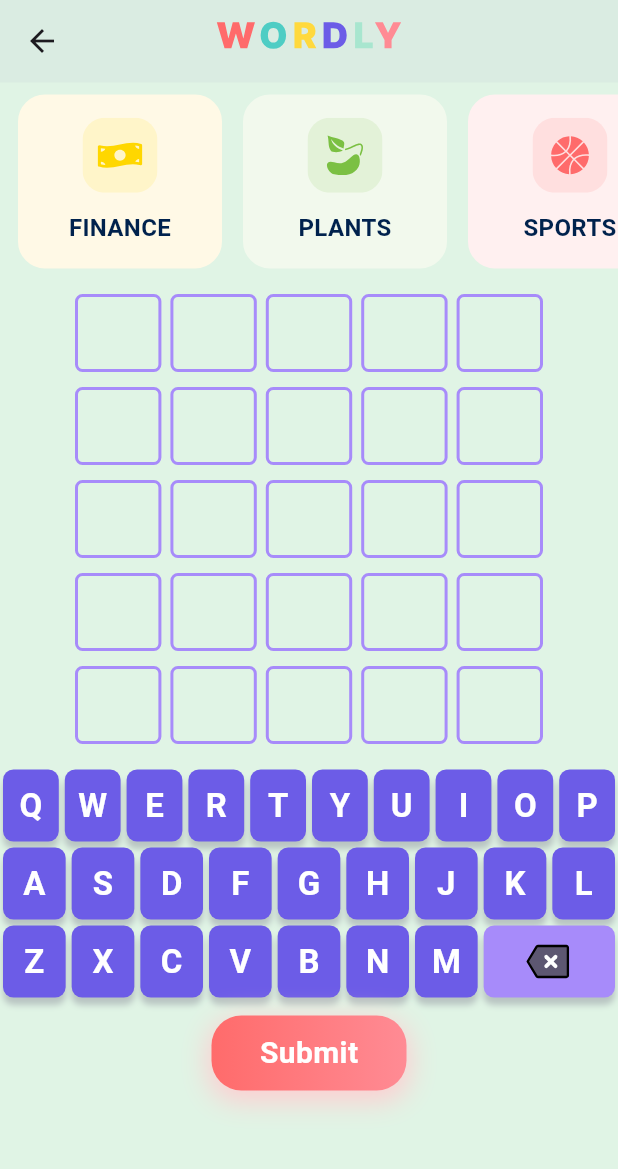
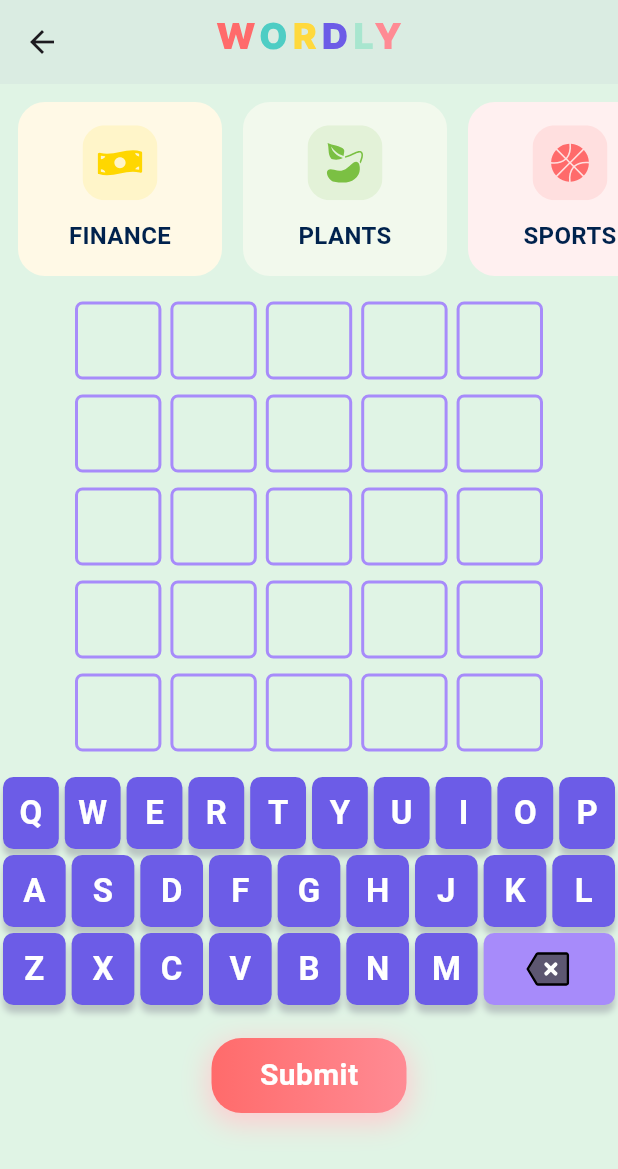
Before and after one commit to Pinkisingh13/wordly, a Flutter app: the HomeScreen screen opened by its route, on a phone screen of 412 x 824 dp. Shown: the top 1169 px of the screen. Run offline on Flutter 3.47's test engine with Material 3 defaults, Android fonts, the phone set to English and light mode, and no system bars; drawn by our look-alikes of flutter_animate; our stand-ins replace flutter_svg, lottie.

Commit message:
Remove: Reset Button Code

```diff
--- a/lib/main.dart
+++ b/lib/main.dart
@@ -32,9 +32,9 @@ class MyApp extends StatelessWidget {
         navigatorKey: navigatorKey,
         title: "Wordly",
         debugShowCheckedModeBanner: false,
-        // initialRoute: '/splashscreen',
+        initialRoute: '/splashscreen',
         // initialRoute: '/winscreen',
-        initialRoute: '/gameoverscreen',
+        // initialRoute: '/gameoverscreen',
 
         routes: {
           '/splashscreen': (context)=> SplashScreen(),
--- a/lib/views/HomeScreen/home_screen.dart
+++ b/lib/views/HomeScreen/home_screen.dart
@@ -28,20 +28,11 @@ class HomeScreen extends StatelessWidget {
 
       // backgroundColor: const Color(0xffF5FFFA),
       appBar: AppBar(
-        toolbarHeight: 55,
         elevation: 1,
         actionsPadding: EdgeInsets.only(right: 10),
         centerTitle: true,
-
-        // Remove Reset Button
-        // leading: IconButton(
-        //   onPressed: () => context.read<GameController>().resetGame(context),
-        //   icon: Icon(Icons.restart_alt, color: Color(0xffFF6B6B)),
-        // ),
         title: SvgPicture.asset('assets/wordly_name_logo.svg'),
-        // backgroundColor: Color(0xffE8E7E2),
         backgroundColor: Color(0xffE0F4E5),
-        // backgroundColor: const Color(0xffF5FFFA),
       ),
       body: SafeArea(
         child: Consumer<GameController>(
@@ -50,7 +41,7 @@ class HomeScreen extends StatelessWidget {
               child: Column(
                 children: [
                   Container(
-                    margin: EdgeInsets.only(top: 6),
+                    margin: EdgeInsets.only(top: 10),
                     height: 120,
 
                     child: ListView.builder(
@@ -91,7 +82,7 @@ class HomeScreen extends StatelessWidget {
                       value.handleChange(key, context);
                     },
                   ),
-                  SizedBox(height: 10),
+                  SizedBox(height: 20),
                   _buildButton(
                     "Submit",
 
--- a/lib/views/win_screen.dart
+++ b/lib/views/win_screen.dart
@@ -231,7 +231,7 @@ class WinDetailsWidget extends StatelessWidget {
             color: Color(0xffE5F9FF),
             borderRadius: BorderRadius.circular(12),
           ),
-          child: Text("Total Wins: $score 🏆", style: TextStyle(fontSize: 18)),
+          child: Text("Score: $score 🏆", style: TextStyle(fontSize: 18)),
         ),
       ],
     );
```
